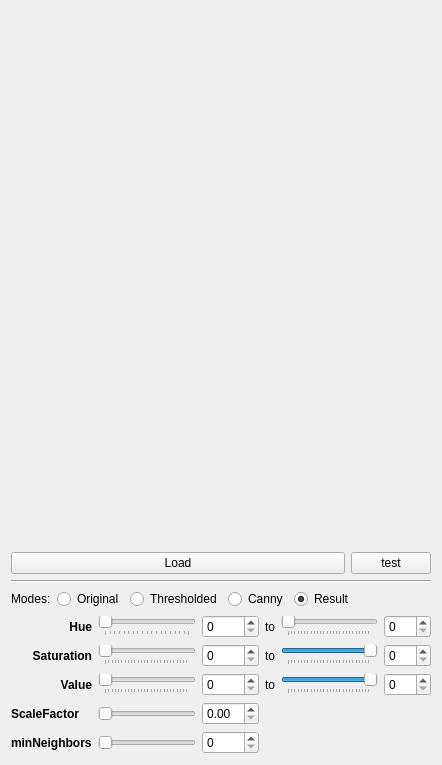
RinatB2017/mega_GIT, file Qt/mega_git_tests/Test_OpenCV/src/test_OpenCV_mainbox/src/ui/test_OpenCV_mainbox.ui: the form before one commit.
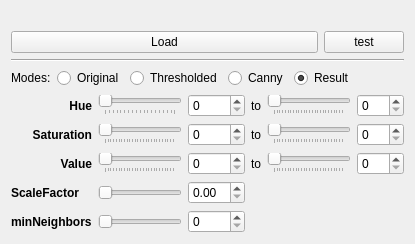
The form after the commit.

Diff of the .ui file:
```diff
--- a/Qt/mega_git_tests/Test_OpenCV/src/test_OpenCV_mainbox/src/ui/test_OpenCV_mainbox.ui
+++ b/Qt/mega_git_tests/Test_OpenCV/src/test_OpenCV_mainbox/src/ui/test_OpenCV_mainbox.ui
@@ -2,32 +2,12 @@
 <ui version="4.0">
  <class>MainBox</class>
  <widget class="QWidget" name="MainBox">
-  <property name="geometry">
-   <rect>
-    <x>0</x>
-    <y>0</y>
-    <width>442</width>
-    <height>765</height>
-   </rect>
-  </property>
   <property name="windowTitle">
    <string>MainBox</string>
   </property>
   <layout class="QVBoxLayout" name="verticalLayout">
    <item>
     <widget class="QLabel" name="lbView">
-     <property name="sizePolicy">
-      <sizepolicy hsizetype="Preferred" vsizetype="Expanding">
-       <horstretch>0</horstretch>
-       <verstretch>0</verstretch>
-      </sizepolicy>
-     </property>
-     <property name="minimumSize">
-      <size>
-       <width>0</width>
-       <height>500</height>
-      </size>
-     </property>
      <property name="text">
       <string/>
      </property>
@@ -197,9 +177,6 @@
        <property name="maximum">
         <number>255</number>
        </property>
-       <property name="value">
-        <number>255</number>
-       </property>
        <property name="orientation">
         <enum>Qt::Horizontal</enum>
        </property>
@@ -240,9 +217,6 @@
        <property name="maximum">
         <number>255</number>
        </property>
-       <property name="value">
-        <number>255</number>
-       </property>
        <property name="orientation">
         <enum>Qt::Horizontal</enum>
        </property>
```
